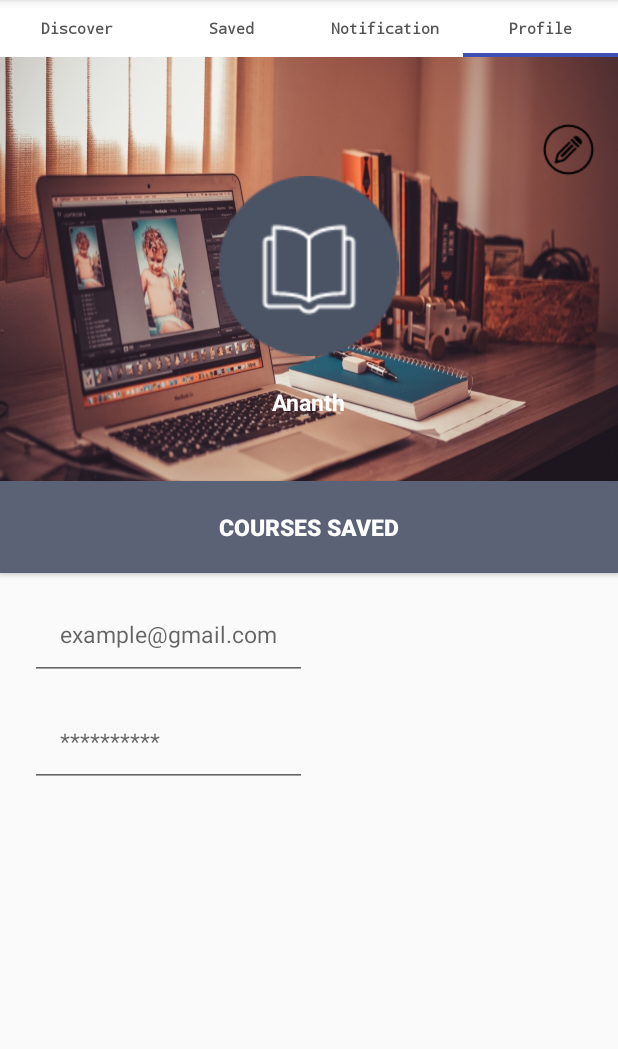
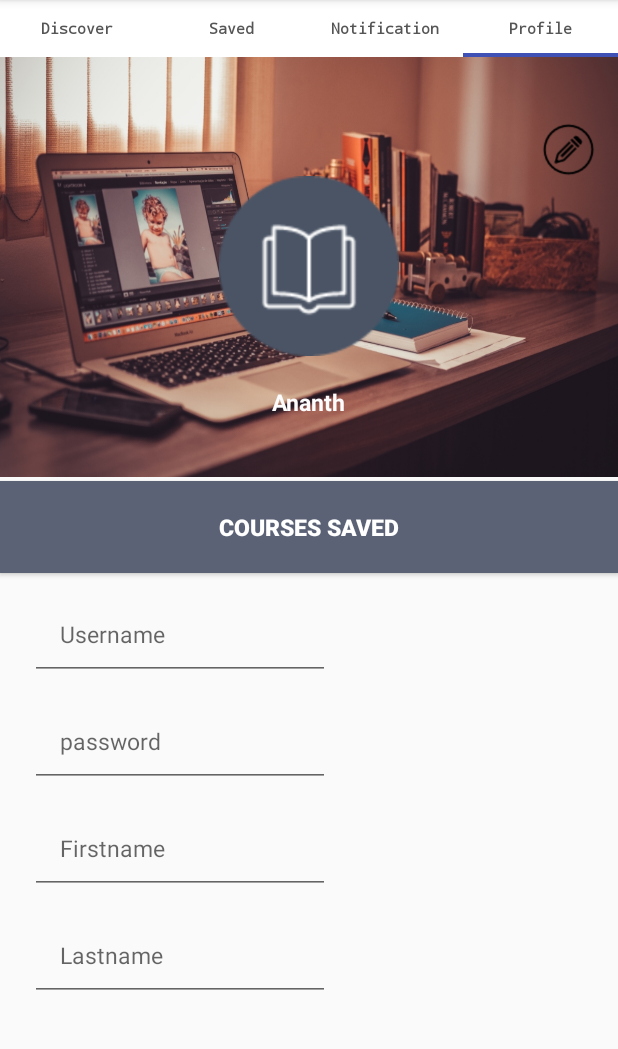
Before and after one commit to ananthKodebees/Masterex, an Android app: the DiscoverFragment screen opened directly, with no data from a screen before it, tab 4 chosen, on a phone screen of 412 x 824 dp, the part 84-1133 px from its top. Run offline under Robolectric (Android 15) with nearby library versions, the phone set to English and light mode, and no system bars; network calls fail.

Commit message:
profile fragment

```diff
--- a/app/src/main/java/com/course/masterex/account/RegisterScreen.java
+++ b/app/src/main/java/com/course/masterex/account/RegisterScreen.java
@@ -35,9 +35,9 @@ public class RegisterScreen extends AppCompatActivity {
     Button register;
 
     private RequestQueue requestQueue;
-    private  static final String url = "register";
 
-    private String URL =  Constants.URL+url;
+
+    private String URL =  Constants.baseURL+Constants.registerURL;
     private StringRequest stringRequest;
 
 
--- a/app/src/main/java/com/course/masterex/common/Constants.java
+++ b/app/src/main/java/com/course/masterex/common/Constants.java
@@ -2,13 +2,21 @@ package com.course.masterex.common;
 
 import java.net.URL;
 
-/**
- * Created by DELL on 6/5/2016.
- */
+
 public class Constants {
 
 
-    public  static final String URL = "http://192.168.1.8:3000/";
+    public  static final String baseURL = "http://192.168.1.4:3000/";
+
+    public  static final String loginURL="login";
+
+    public  static final String registerURL="register";
+
+    public static String courseURL ="courselist";
+
+    public static String profileURL = "profile";
+
+
 
 
 }
--- a/app/src/main/java/com/course/masterex/fragment/DiscoverFragment.java
+++ b/app/src/main/java/com/course/masterex/fragment/DiscoverFragment.java
@@ -1,6 +1,8 @@
 package com.course.masterex.fragment;
 
 
+import android.content.Context;
+import android.content.SharedPreferences;
 import android.os.Bundle;
 import android.support.v4.app.Fragment;
 import android.util.Log;
@@ -12,6 +14,7 @@ import android.widget.ListView;
 
 import com.course.masterex.R;
 import com.course.masterex.adapter.CourseAdapter;
+import com.course.masterex.common.Constants;
 import com.course.masterex.model.ContentDiscover;
 import com.course.masterex.service.ServerRequest;
 import com.course.masterex.service.ServerResponse;
@@ -27,7 +30,10 @@ public class DiscoverFragment extends Fragment implements ServerResponse{
 
     View view;
 
-    public static String url ="http://192.168.1.8:3000/courselist";
+    public static String url = Constants.baseURL+Constants.courseURL;
+
+
+
 
     ArrayList<ContentDiscover> list = new ArrayList<>();
     private ListAdapter adap;
--- a/app/src/main/java/com/course/masterex/fragment/SavedFragment.java
+++ b/app/src/main/java/com/course/masterex/fragment/SavedFragment.java
@@ -17,8 +17,6 @@ import java.util.ArrayList;
 
 public class SavedFragment  extends Fragment {
 
-
-
     View view;
 
 
--- a/app/src/main/java/com/course/masterex/service/ServerRequest.java
+++ b/app/src/main/java/com/course/masterex/service/ServerRequest.java
@@ -14,6 +14,7 @@ public class ServerRequest extends AsyncTask<String, String, String> {
     public Activity activity;
 
     private ServerResponse serverResponse;
+
 
     private static String url ;
 
--- a/app/src/main/res/layout/profile_activity.xml
+++ b/app/src/main/res/layout/profile_activity.xml
@@ -13,14 +13,14 @@
 
         <ImageView
             android:layout_width="300dp"
-            android:layout_height="150dp"
+            android:layout_height="280dp"
             android:scaleType="fitXY"
             android:src="@drawable/image1"
             android:background="#95c7b3b3"
             android:layout_alignParentTop="true"
             android:layout_alignParentStart="true"
             android:layout_alignParentEnd="true"
-            android:layout_above="@+id/editText" />
+            android:layout_above="@+id/etusername" />
 
 
         <ImageView
@@ -74,10 +74,10 @@
             android:layout_alignParentEnd="true" />
 
         <EditText
-            android:layout_width="wrap_content"
+            android:layout_width="200dp"
             android:layout_height="wrap_content"
-            android:id="@+id/editText"
-            android:hint="example@gmail.com"
+            android:id="@+id/etuser"
+           android:hint="Username"
             android:padding="20dp"
             android:layout_marginLeft="20dp"
             android:layout_below="@+id/button"
@@ -88,20 +88,53 @@
         <EditText
             android:layout_width="wrap_content"
             android:layout_height="wrap_content"
-            android:id="@+id/editText2"
+            android:id="@+id/etpass"
             android:padding="20dp"
             android:layout_marginLeft="20dp"
-            android:hint="**********"
-            android:layout_below="@+id/editText"
+            android:hint="password"
+            android:layout_below="@+id/etuser"
             android:layout_alignParentStart="true"
-            android:layout_alignEnd="@+id/editText"
+            android:layout_alignEnd="@+id/etuser"
             android:textSize="15sp"
             android:layout_marginTop="10dp"/>
 
+        <EditText
+            android:layout_width="wrap_content"
+            android:layout_height="wrap_content"
+            android:id="@+id/etfirst"
+            android:padding="20dp"
+            android:layout_marginLeft="20dp"
+            android:hint="Firstname"
+            android:layout_below="@+id/etpass"
+            android:layout_alignParentStart="true"
+            android:layout_alignEnd="@+id/etpass"
+            android:textSize="15sp"
+            android:layout_marginTop="10dp"/>
 
+        <EditText
+            android:layout_width="wrap_content"
+            android:layout_height="wrap_content"
+            android:id="@+id/etlast"
+            android:padding="20dp"
+            android:layout_marginLeft="20dp"
+            android:hint="Lastname"
+            android:layout_below="@+id/etfirst"
+            android:layout_alignParentStart="true"
+            android:layout_alignEnd="@+id/etfirst"
+            android:textSize="15sp"
+            android:layout_marginTop="10dp"/>
 
-
-
+        <Button
+            android:layout_width="wrap_content"
+            android:layout_height="wrap_content"
+            android:text="Save"
+            android:layout_below="@+id/etlast"
+            android:layout_marginLeft="30dp"
+            android:id="@+id/button3"
+            android:visibility="gone"
+            android:layout_alignParentBottom="true"
+            android:layout_alignParentLeft="true"
+            android:layout_alignParentStart="true" />
     </RelativeLayout>
 
 </ScrollView>
```
Also changed, not shown: app/src/main/java/com/course/masterex/account/LoginScreen.java (+12 -4 lines), app/src/main/java/com/course/masterex/fragment/ProfileFragment.java (+105 -10 lines), app/src/main/java/com/course/masterex/preference/AppPreference.java (+7 -1 lines).
